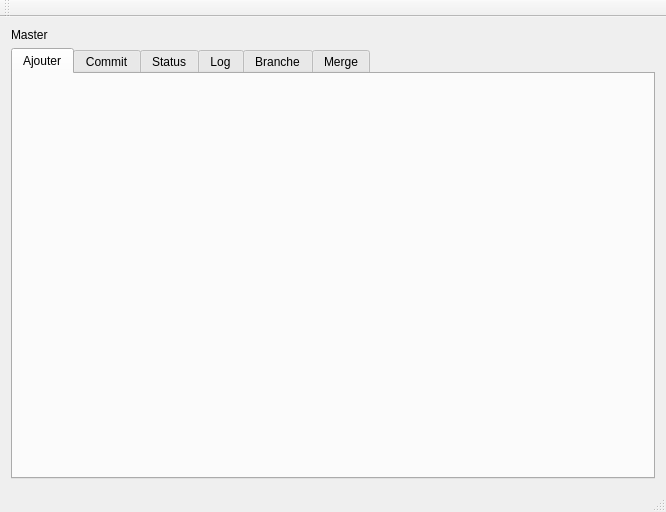
Before: the Qt Designer form mainwindow.ui in AntoninLoubiere/GitGui, drawn with Qt 5.
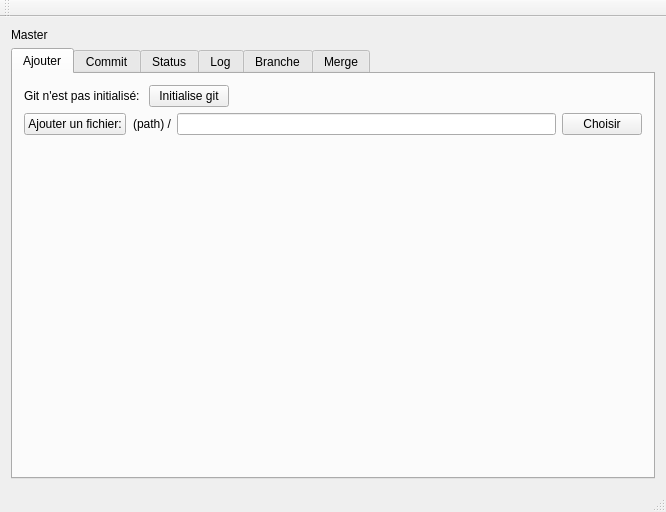
After: the same form once the commit is applied. The open tabs and pages were chosen to show the change.

Commit message: Update ui anf find idea to GUI of gitGUI.

What changed in the file:
```diff
--- a/mainwindow.ui
+++ b/mainwindow.ui
@@ -31,6 +31,96 @@
        <attribute name="title">
         <string>Ajouter</string>
        </attribute>
+       <layout class="QGridLayout" name="gridLayout_2">
+        <item row="0" column="0">
+         <layout class="QGridLayout" name="gridLayout">
+          <item row="0" column="2">
+           <spacer name="horizontalSpacer">
+            <property name="orientation">
+             <enum>Qt::Horizontal</enum>
+            </property>
+            <property name="sizeHint" stdset="0">
+             <size>
+              <width>40</width>
+              <height>20</height>
+             </size>
+            </property>
+           </spacer>
+          </item>
+          <item row="0" column="0">
+           <widget class="QLabel" name="label_2">
+            <property name="text">
+             <string>Git n'est pas initialisé: </string>
+            </property>
+           </widget>
+          </item>
+          <item row="0" column="1">
+           <widget class="QPushButton" name="pushButton">
+            <property name="toolTip">
+             <string>Initialise git.</string>
+            </property>
+            <property name="text">
+             <string>Initialise git</string>
+            </property>
+           </widget>
+          </item>
+         </layout>
+        </item>
+        <item row="2" column="0">
+         <layout class="QGridLayout" name="gridLayout_3">
+          <item row="0" column="0">
+           <widget class="QPushButton" name="pushButton_2">
+            <property name="toolTip">
+             <string>Ajoute un fichier.</string>
+            </property>
+            <property name="text">
+             <string>Ajouter un fichier:</string>
+            </property>
+           </widget>
+          </item>
+          <item row="0" column="2">
+           <widget class="QLineEdit" name="chooseFileAddLineEdit">
+            <property name="toolTip">
+             <string>&lt;html&gt;&lt;head/&gt;&lt;body&gt;&lt;p&gt;Mettre le nom du fichier.&lt;/p&gt;&lt;/body&gt;&lt;/html&gt;</string>
+            </property>
+           </widget>
+          </item>
+          <item row="0" column="3">
+           <widget class="QPushButton" name="pushButton_3">
+            <property name="toolTip">
+             <string>Chosir un fichier.</string>
+            </property>
+            <property name="text">
+             <string>Choisir</string>
+            </property>
+           </widget>
+          </item>
+          <item row="0" column="1">
+           <widget class="QLabel" name="chooseFileAddLabel">
+            <property name="text">
+             <string>(path) /</string>
+            </property>
+            <property name="alignment">
+             <set>Qt::AlignRight|Qt::AlignTrailing|Qt::AlignVCenter</set>
+            </property>
+           </widget>
+          </item>
+         </layout>
+        </item>
+        <item row="3" column="0">
+         <spacer name="verticalSpacer">
+          <property name="orientation">
+           <enum>Qt::Vertical</enum>
+          </property>
+          <property name="sizeHint" stdset="0">
+           <size>
+            <width>20</width>
+            <height>40</height>
+           </size>
+          </property>
+         </spacer>
+        </item>
+       </layout>
       </widget>
       <widget class="QWidget" name="commitTab">
        <attribute name="title">
```
Left out of the diff: 3 changed lines with no effect on the pictures. The commit also changes 1 other file.
